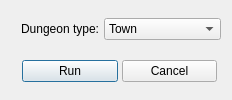
Above: source/patchtilesetdialog.ui from pionere/d1-graphics-tool before the change. Below: the same form after it.
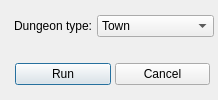
That is the form after the change.

The edit to the form file:
```diff
--- a/source/patchtilesetdialog.ui
+++ b/source/patchtilesetdialog.ui
@@ -76,21 +76,6 @@
    <item>
     <widget class="QWidget" native="true">
      <layout class="QHBoxLayout">
-      <property name="spacing">
-       <number>4</number>
-      </property>
-      <property name="leftMargin">
-       <number>4</number>
-      </property>
-      <property name="topMargin">
-       <number>4</number>
-      </property>
-      <property name="rightMargin">
-       <number>4</number>
-      </property>
-      <property name="bottomMargin">
-       <number>4</number>
-      </property>
       <item>
        <spacer>
         <property name="orientation">
@@ -117,6 +102,7 @@
    </item>
   </layout>
  </widget>
+ <layoutdefault spacing="4" margin="4"/>
  <resources/>
  <connections/>
 </ui>
```
Left out of the diff: 4 changed lines with no effect on the pictures.
